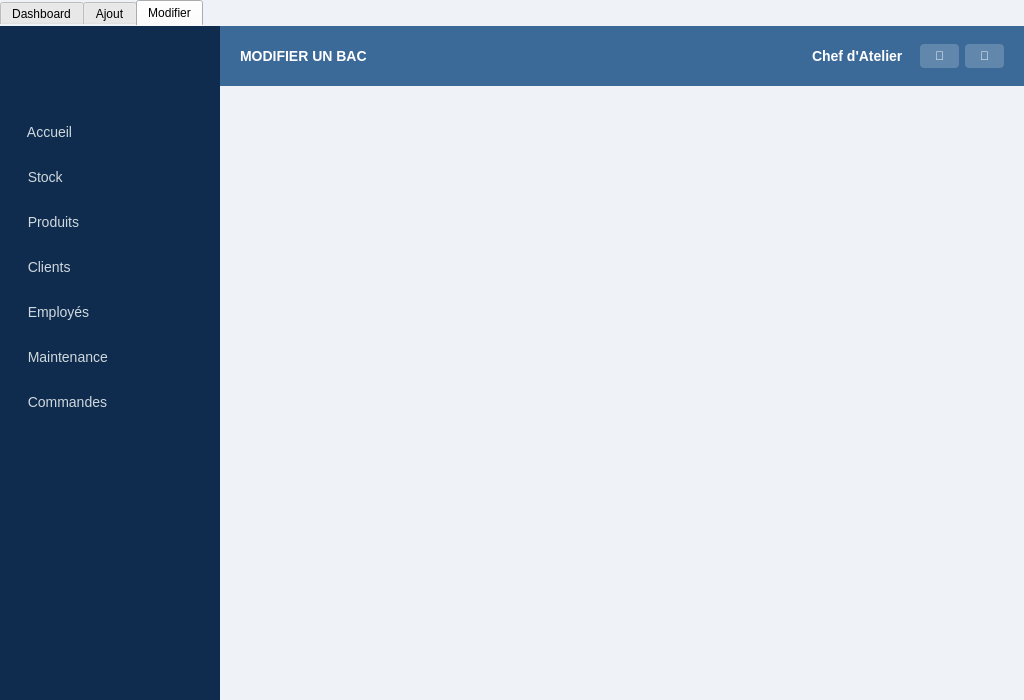
Old version of the form mainwindow.ui in the repository esprit-up-algo/projetcpp2526-s2-2a6-smart-waste-collection-2a6.
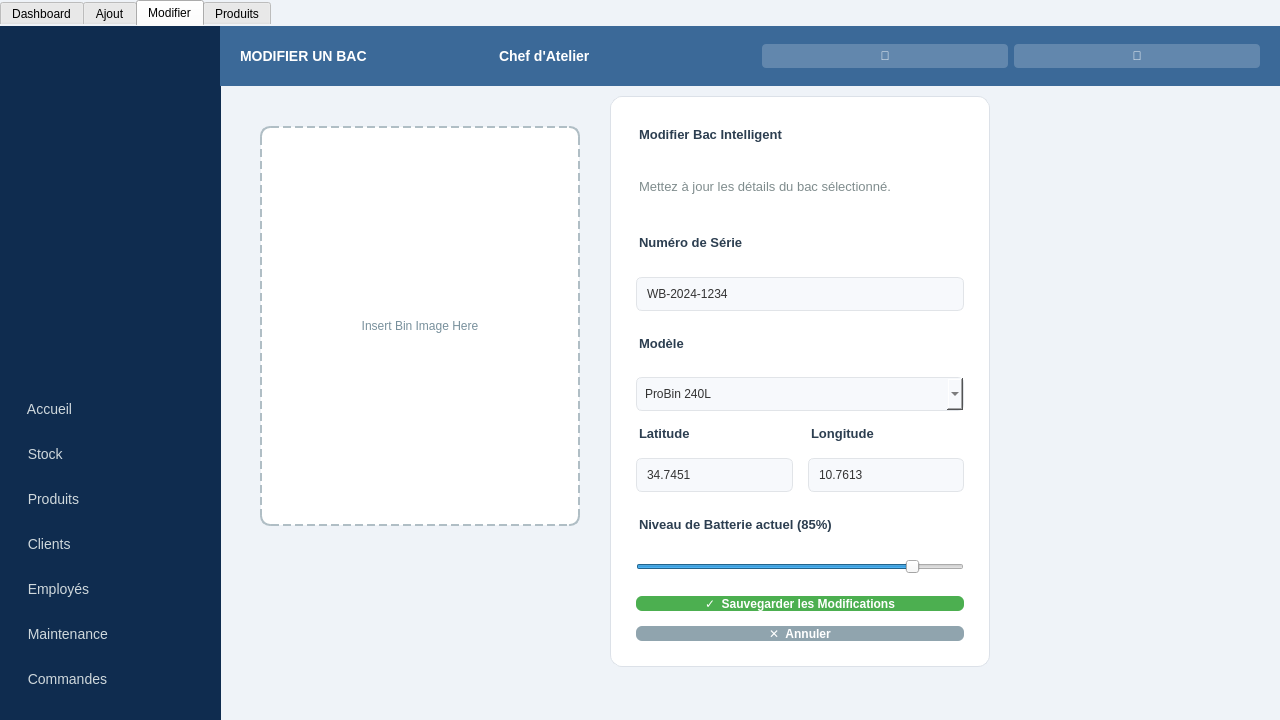
New version of the form. The open tabs and pages were chosen to show the change. Icons and pictures are not drawn.

Commit message: essaie n1 tableau

```diff
--- a/mainwindow.ui
+++ b/mainwindow.ui
@@ -6,8 +6,8 @@
    <rect>
     <x>0</x>
     <y>0</y>
-    <width>1024</width>
-    <height>700</height>
+    <width>1280</width>
+    <height>720</height>
    </rect>
   </property>
   <property name="windowTitle">
@@ -15,27 +15,21 @@
   </property>
   <property name="styleSheet">
    <string notr="true">
-    /* GLOBAL FONTS &amp; SETTINGS */
     * { font-family: 'Segoe UI', Arial, sans-serif; }
     
-    /* MAIN BACKGROUND */
     QMainWindow, QWidget#centralwidget, QTabWidget::pane {
-        background-color: #eff3f8; /* Light professional grey-blue */
+        background-color: #eff3f8;
         border: none;
     }
 
-    /* =========================
-       SIDEBAR STYLING 
-       (Applied to the container widgets in all 3 tabs)
-       ========================= */
-    QWidget#verticalLayoutWidget_1, QWidget#verticalLayoutWidget_2, QWidget#verticalLayoutWidget_3 {
-        background-color: #0f2c4f; /* Deep Navy Blue */
+    QWidget#verticalLayoutWidget_1, QWidget#verticalLayoutWidget_2, QWidget#verticalLayoutWidget_3, QWidget#verticalLayoutWidget_4 {
+        background-color: #0f2c4f;
     }
 
-    /* Sidebar Buttons */
     QWidget#verticalLayoutWidget_1 QPushButton, 
     QWidget#verticalLayoutWidget_2 QPushButton, 
-    QWidget#verticalLayoutWidget_3 QPushButton {
+    QWidget#verticalLayoutWidget_3 QPushButton,
+    QWidget#verticalLayoutWidget_4 QPushButton {
         color: #cfd8dc;
         text-align: left;
         padding-left: 20px;
@@ -45,41 +39,31 @@
         background-color: transparent;
     }
     
-    /* Sidebar Button Hover Effect */
     QWidget#verticalLayoutWidget_1 QPushButton:hover, 
     QWidget#verticalLayoutWidget_2 QPushButton:hover, 
-    QWidget#verticalLayoutWidget_3 QPushButton:hover {
-        background-color: #1d4e89; /* Slightly lighter blue */
+    QWidget#verticalLayoutWidget_3 QPushButton:hover,
+    QWidget#verticalLayoutWidget_4 QPushButton:hover {
+        background-color: #1d4e89;
         color: white;
         border-left: 4px solid #4caf50; /* Green accent line */
     }
     
-    /* Logo Label Styling */
-    QLabel#label_1, QLabel#label_2, QLabel#label_3 {
-        color: white;
-        font-weight: bold;
-        font-size: 18px;
-        padding: 20px 0 20px 20px;
+    QLabel#label_1, QLabel#label_2, QLabel#label_3, QLabel#label_4 {
+        color: white; font-weight: bold; font-size: 18px; padding: 20px 0 20px 20px;
     }
 
-    /* =========================
-       TOP BAR STYLING 
-       ========================= */
-    QWidget#horizontalLayoutWidget_1, QWidget#horizontalLayoutWidget_2, QWidget#horizontalLayoutWidget_3 {
-        background-color: #3b6998; /* Header Blue */
+    QWidget#horizontalLayoutWidget_1, QWidget#horizontalLayoutWidget_2, QWidget#horizontalLayoutWidget_3, QWidget#horizontalLayoutWidget_4 {
+        background-color: #3b6998;
     }
     
-    /* Top Bar Text */
-    QLabel#lb_1, QLabel#lb_2, QLabel#lb_3, QLabel#user_1, QLabel#user_2, QLabel#user_3 {
-        color: white;
-        font-weight: bold;
-        font-size: 14px;
+    QLabel#lb_1, QLabel#lb_2, QLabel#lb_3, QLabel#lb_4, QLabel#user_1, QLabel#user_2, QLabel#user_3, QLabel#user_4 {
+        color: white; font-weight: bold; font-size: 14px;
     }
 
-    /* Top Bar Buttons (Notification/Profile) */
     QWidget#horizontalLayoutWidget_1 QPushButton, 
     QWidget#horizontalLayoutWidget_2 QPushButton, 
-    QWidget#horizontalLayoutWidget_3 QPushButton {
+    QWidget#horizontalLayoutWidget_3 QPushButton,
+    QWidget#horizontalLayoutWidget_4 QPushButton {
         background-color: rgba(255, 255, 255, 0.2);
         color: white;
         border-radius: 4px;
@@ -87,79 +71,62 @@
         border: none;
     }
 
-    /* =========================
-       TAB 3: MODIFIER CARD STYLING
-       ========================= */
     QFrame#cardFrame {
-        background-color: white;
-        border-radius: 12px;
-        border: 1px solid #dce1e8;
+        background-color: white; border-radius: 12px; border: 1px solid #dce1e8;
     }
-
-    /* Labels inside card */
     QFrame#cardFrame QLabel {
-        color: #2c3e50;
-        font-size: 13px;
-        font-weight: 600;
-        padding-bottom: 2px;
+        color: #2c3e50; font-size: 13px; font-weight: 600; padding-bottom: 2px;
     }
-    
-    /* Main Title inside card */
     QLabel#lblCardTitle {
-        font-size: 20px;
-        font-weight: bold;
-        color: #1a1a1a;
-        margin-bottom: 10px;
+        font-size: 20px; font-weight: bold; color: #1a1a1a; margin-bottom: 10px;
     }
-    
-    /* Inputs */
     QLineEdit, QComboBox {
-        background-color: #f7f9fc;
-        border: 1px solid #e1e4e8;
-        border-radius: 6px;
-        padding: 8px;
+        background-color: #f7f9fc; border: 1px solid #e1e4e8; border-radius: 6px; padding: 8px; color: #333;
+    }
+    QLineEdit:focus { border: 1px solid #3b6998; background-color: white; }
+    
+    QPushButton#btnSave { background-color: #4caf50; color: white; font-weight: bold; border-radius: 6px; }
+    QPushButton#btnCancel { background-color: #90a4ae; color: white; font-weight: bold; border-radius: 6px; }
+
+    QTableWidget {
+        background-color: white;
+        border: 1px solid #dce1e8;
+        border-radius: 8px;
+        gridline-color: #f0f0f0;
+        selection-background-color: #e3f2fd;
+        selection-color: #333;
+    }
+    QHeaderView::section {
+        background-color: white;
         color: #333;
-        font-size: 13px;
+        font-weight: bold;
+        border: none;
+        border-bottom: 2px solid #3b6998;
+        padding: 8px;
     }
-    QLineEdit:focus {
-        border: 1px solid #3b6998;
-        background-color: white;
+
+    QFrame#rightSidebar {
+        background-color: white; border-radius: 8px; border: 1px solid #dce1e8;
     }
-    
-    /* Action Buttons */
-    QPushButton#btnSave {
-        background-color: #4caf50; /* Green */
-        color: white;
-        font-weight: bold;
-        border-radius: 6px;
-        font-size: 14px;
+    QLabel.sectionTitle {
+        font-weight: bold; color: #0f2c4f; font-size: 13px; margin-bottom: 5px;
     }
     QPushButton#btnSave:hover { background-color: #43a047; }
     
-    QPushButton#btnCancel {
-        background-color: #90a4ae; /* Grey */
-        color: white;
-        font-weight: bold;
-        border-radius: 6px;
-        font-size: 14px;
+    QPushButton.actionBtn {
+        background-color: #f5f5f5; border: 1px solid #ddd; border-radius: 5px; padding: 10px; text-align: center; color: #333;
     }
     QPushButton#btnCancel:hover { background-color: #78909c; }
 
+    QLineEdit#searchInput { background-color: white; border: 1px solid #ccc; }
+    QPushButton#btnAddProduct { background-color: #3b6998; color: white; font-weight: bold; border-radius: 4px; padding: 5px 15px; }
    </string>
   </property>
   <widget class="QWidget" name="centralwidget">
    <widget class="QTabWidget" name="tabWidget">
-    <property name="geometry">
-     <rect>
-      <x>0</x>
-      <y>0</y>
-      <width>1024</width>
-      <height>700</height>
-     </rect>
-    </property>
-    <property name="currentIndex">
-     <number>2</number>
-    </property>
+    <property name="geometry"><rect><x>0</x><y>0</y><width>1280</width><height>720</height></rect></property>
+    <property name="currentIndex"><number>3</number></property>
+
     <widget class="QWidget" name="dashboard">
      <attribute name="title">
       <string>Dashboard</string>
@@ -555,193 +522,162 @@
       <string>Modifier</string>
      </attribute>
      <widget class="QWidget" name="verticalLayoutWidget_3">
-      <property name="geometry">
-       <rect>
-        <x>0</x>
-        <y>0</y>
-        <width>220</width>
-        <height>700</height>
-       </rect>
-      </property>
+      <property name="geometry"><rect><x>0</x><y>0</y><width>221</width><height>700</height></rect></property>
       <layout class="QVBoxLayout" name="verticalLayout_3">
-       <property name="spacing">
-        <number>5</number>
-       </property>
-       <property name="leftMargin">
-        <number>0</number>
-       </property>
-       <property name="topMargin">
-        <number>0</number>
-       </property>
-       <property name="rightMargin">
-        <number>0</number>
-       </property>
-       <property name="bottomMargin">
-        <number>20</number>
-       </property>
-       <item>
-        <widget class="QLabel" name="label_3">
-         <property name="text">
-          <string/>
-         </property>
-         <property name="pixmap">
-          <pixmap resource="logo.qrc">:/logo1.png</pixmap>
-         </property>
-        </widget>
-       </item>
-       <item>
-        <spacer name="vs3">
-         <property name="orientation">
-          <enum>Qt::Orientation::Vertical</enum>
-         </property>
-         <property name="sizeType">
-          <enum>QSizePolicy::Policy::Fixed</enum>
-         </property>
-         <property name="sizeHint" stdset="0">
-          <size>
-           <width>20</width>
-           <height>20</height>
-          </size>
-         </property>
-        </spacer>
-       </item>
-       <item>
-        <widget class="QPushButton" name="btnhome_3">
-         <property name="text">
-          <string>  Accueil</string>
-         </property>
-        </widget>
-       </item>
-       <item>
-        <widget class="QPushButton" name="btnstock_3">
-         <property name="text">
-          <string>  Stock</string>
-         </property>
-        </widget>
-       </item>
-       <item>
-        <widget class="QPushButton" name="btnproduit_3">
-         <property name="text">
-          <string>  Produits</string>
-         </property>
-        </widget>
-       </item>
-       <item>
-        <widget class="QPushButton" name="btnclient_3">
-         <property name="text">
-          <string>  Clients</string>
-         </property>
-        </widget>
-       </item>
-       <item>
-        <widget class="QPushButton" name="btnemploye_3">
-         <property name="text">
-          <string>  Employés</string>
-         </property>
-        </widget>
-       </item>
-       <item>
-        <widget class="QPushButton" name="btnmaintenance_3">
-         <property name="text">
-          <string>  Maintenance</string>
-         </property>
-        </widget>
-       </item>
-       <item>
-        <widget class="QPushButton" name="btncmd_3">
-         <property name="text">
-          <string>  Commandes</string>
-         </property>
-        </widget>
-       </item>
-       <item>
-        <spacer name="vs3_2">
-         <property name="orientation">
-          <enum>Qt::Orientation::Vertical</enum>
-         </property>
-         <property name="sizeHint" stdset="0">
-          <size>
-           <width>0</width>
-           <height>0</height>
-          </size>
-         </property>
-        </spacer>
-       </item>
+       <property name="spacing"><number>5</number></property>
+       <property name="bottomMargin"><number>20</number></property>
+       <item><widget class="QLabel" name="label_3"><property name="pixmap"><pixmap resource="logo.qrc">:/logo1.png</pixmap></property><property name="text"><string/></property></widget></item>
+       <item><spacer><property name="orientation"><enum>Qt::Vertical</enum></property><property name="sizeType"><enum>QSizePolicy::Fixed</enum></property><property name="sizeHint" stdset="0"><size><width>20</width><height>20</height></size></property></spacer></item>
+       <item><widget class="QPushButton" name="btnhome_3"><property name="text"><string>  Accueil</string></property></widget></item>
+       <item><widget class="QPushButton" name="btnstock_3"><property name="text"><string>  Stock</string></property></widget></item>
+       <item><widget class="QPushButton" name="btnproduit_3"><property name="text"><string>  Produits</string></property></widget></item>
+       <item><widget class="QPushButton" name="btnclient_3"><property name="text"><string>  Clients</string></property></widget></item>
+       <item><widget class="QPushButton" name="btnemploye_3"><property name="text"><string>  Employés</string></property></widget></item>
+       <item><widget class="QPushButton" name="btnmaintenance_3"><property name="text"><string>  Maintenance</string></property></widget></item>
+       <item><widget class="QPushButton" name="btncmd_3"><property name="text"><string>  Commandes</string></property></widget></item>
+       <item><spacer><property name="orientation"><enum>Qt::Vertical</enum></property></spacer></item>
       </layout>
      </widget>
      <widget class="QWidget" name="horizontalLayoutWidget_3">
-      <property name="geometry">
-       <rect>
-        <x>220</x>
-        <y>0</y>
-        <width>804</width>
-        <height>60</height>
-       </rect>
-      </property>
+      <property name="geometry"><rect><x>220</x><y>0</y><width>1060</width><height>60</height></rect></property>
       <layout class="QHBoxLayout" name="horizontalLayout_3">
-       <property name="leftMargin">
-        <number>20</number>
-       </property>
-       <property name="rightMargin">
-        <number>20</number>
-       </property>
+       <property name="leftMargin"><number>20</number></property>
+       <property name="rightMargin"><number>20</number></property>
+       <item><widget class="QLabel" name="lb_3"><property name="text"><string>MODIFIER UN BAC</string></property></widget></item>
+       <item><spacer><property name="orientation"><enum>Qt::Horizontal</enum></property></spacer></item>
+       <item><widget class="QLabel" name="user_3"><property name="text"><string>Chef d'Atelier</string></property></widget></item>
+       <item><spacer><property name="orientation"><enum>Qt::Horizontal</enum></property><property name="sizeType"><enum>QSizePolicy::Fixed</enum></property><property name="sizeHint" stdset="0"><size><width>10</width><height>20</height></size></property></spacer></item>
+       <item><widget class="QPushButton" name="btnnotif_3"><property name="text"><string>🔔</string></property></widget></item>
+       <item><widget class="QPushButton" name="btnprofil_3"><property name="text"><string>👤</string></property></widget></item>
+      </layout>
+     </widget>
+     <widget class="QLabel" name="imgBin">
+      <property name="geometry"><rect><x>260</x><y>100</y><width>320</width><height>400</height></rect></property>
+      <property name="styleSheet"><string>border: 2px dashed #b0bec5; color: #78909c; background-color: white; border-radius: 10px;</string></property>
+      <property name="text"><string>Insert Bin Image Here</string></property>
+      <property name="alignment"><set>Qt::AlignCenter</set></property>
+     </widget>
+     <widget class="QFrame" name="cardFrame">
+      <property name="geometry"><rect><x>610</x><y>70</y><width>380</width><height>571</height></rect></property>
+      <property name="frameShape"><enum>QFrame::StyledPanel</enum></property>
+      <layout class="QVBoxLayout" name="cardLayout">
+       <property name="spacing"><number>15</number></property>
+       <property name="leftMargin"><number>25</number></property>
+       <property name="topMargin"><number>25</number></property>
+       <property name="rightMargin"><number>25</number></property>
+       <property name="bottomMargin"><number>25</number></property>
+       <item><widget class="QLabel" name="lblCardTitle"><property name="text"><string>Modifier Bac Intelligent</string></property></widget></item>
+       <item><widget class="QLabel" name="lblSubtitle"><property name="styleSheet"><string>color: #7f8c8d; font-weight: normal; margin-bottom: 10px;</string></property><property name="text"><string>Mettez à jour les détails du bac sélectionné.</string></property></widget></item>
+       <item><widget class="QLabel" name="lblSerial"><property name="text"><string>Numéro de Série</string></property></widget></item>
+       <item><widget class="QLineEdit" name="ln_serial"><property name="text"><string>WB-2024-1234</string></property><property name="readOnly"><bool>true</bool></property></widget></item>
+       <item><widget class="QLabel" name="lblModel"><property name="text"><string>Modèle</string></property></widget></item>
+       <item><widget class="QComboBox" name="cb_model"><item><property name="text"><string>ProBin 240L</string></property></item><item><property name="text"><string>EcoBin 100L</string></property></item></widget></item>
+       <item><layout class="QHBoxLayout" name="geoLayout">
+         <item><layout class="QVBoxLayout" name="latLayout">
+           <item><widget class="QLabel" name="lblLat"><property name="text"><string>Latitude</string></property></widget></item>
+           <item><widget class="QLineEdit" name="ln_lat"><property name="text"><string>34.7451</string></property></widget></item>
+          </layout></item>
+         <item><layout class="QVBoxLayout" name="longLayout">
+           <item><widget class="QLabel" name="lblLong"><property name="text"><string>Longitude</string></property></widget></item>
+           <item><widget class="QLineEdit" name="ln_long"><property name="text"><string>10.7613</string></property></widget></item>
+          </layout></item>
+        </layout></item>
+       <item><widget class="QLabel" name="lblBat"><property name="text"><string>Niveau de Batterie actuel (85%)</string></property></widget></item>
+       <item><widget class="QSlider" name="sliderBat"><property name="value"><number>85</number></property><property name="orientation"><enum>Qt::Horizontal</enum></property></widget></item>
+       <item><spacer name="cardSpacer"><property name="orientation"><enum>Qt::Vertical</enum></property></spacer></item>
+       <item><widget class="QPushButton" name="btnSave"><property name="text"><string>✓  Sauvegarder les Modifications</string></property></widget></item>
+       <item><widget class="QPushButton" name="btnCancel"><property name="text"><string>✕  Annuler</string></property></widget></item>
+      </layout>
+     </widget>
+    </widget>
+
+    <widget class="QWidget" name="produits">
+     <attribute name="title"><string>Produits</string></attribute>
+     <widget class="QWidget" name="verticalLayoutWidget_4">
+      <property name="geometry"><rect><x>0</x><y>0</y><width>221</width><height>700</height></rect></property>
+      <layout class="QVBoxLayout" name="verticalLayout_4">
+       <property name="spacing"><number>5</number></property>
+       <property name="bottomMargin"><number>20</number></property>
+       <item><widget class="QLabel" name="label_4"><property name="pixmap"><pixmap resource="logo.qrc">:/logo1.png</pixmap></property><property name="text"><string/></property></widget></item>
+       <item><spacer><property name="orientation"><enum>Qt::Vertical</enum></property><property name="sizeType"><enum>QSizePolicy::Fixed</enum></property><property name="sizeHint" stdset="0"><size><width>20</width><height>20</height></size></property></spacer></item>
+       <item><widget class="QPushButton" name="btnhome_4"><property name="text"><string>  Accueil</string></property></widget></item>
+       <item><widget class="QPushButton" name="btnstock_4"><property name="text"><string>  Stock</string></property></widget></item>
+       <item><widget class="QPushButton" name="btnproduit_4"><property name="text"><string>  Produits</string></property></widget></item>
+       <item><widget class="QPushButton" name="btnclient_4"><property name="text"><string>  Clients</string></property></widget></item>
+       <item><widget class="QPushButton" name="btnemploye_4"><property name="text"><string>  Employés</string></property></widget></item>
+       <item><widget class="QPushButton" name="btnmaintenance_4"><property name="text"><string>  Maintenance</string></property></widget></item>
+       <item><widget class="QPushButton" name="btncmd_4"><property name="text"><string>  Commandes</string></property></widget></item>
+       <item><spacer><property name="orientation"><enum>Qt::Vertical</enum></property></spacer></item>
+      </layout>
+     </widget>
+     <widget class="QWidget" name="horizontalLayoutWidget_4">
+      <property name="geometry"><rect><x>220</x><y>0</y><width>1060</width><height>60</height></rect></property>
+      <layout class="QHBoxLayout" name="horizontalLayout_4">
+       <property name="leftMargin"><number>20</number></property>
+       <property name="rightMargin"><number>20</number></property>
+       <item><widget class="QLabel" name="lb_4"><property name="text"><string>GESTION DES PRODUITS</string></property></widget></item>
+       <item><spacer><property name="orientation"><enum>Qt::Horizontal</enum></property></spacer></item>
+       <item><widget class="QLabel" name="user_4"><property name="text"><string>Chef d'Atelier</string></property></widget></item>
+       <item><spacer><property name="orientation"><enum>Qt::Horizontal</enum></property><property name="sizeType"><enum>QSizePolicy::Fixed</enum></property><property name="sizeHint" stdset="0"><size><width>10</width><height>20</height></size></property></spacer></item>
+       <item><widget class="QPushButton" name="btnnotif_4"><property name="text"><string>🔔</string></property></widget></item>
+       <item><widget class="QPushButton" name="btnprofil_4"><property name="text"><string>👤</string></property></widget></item>
+      </layout>
+     </widget>
+     
+     <widget class="QWidget" name="contentWidget">
+      <property name="geometry"><rect><x>240</x><y>80</y><width>1020</width><height>600</height></rect></property>
+      <layout class="QHBoxLayout" name="contentLayout">
+       <property name="spacing"><number>20</number></property>
+       
        <item>
-        <widget class="QLabel" name="lb_3">
-         <property name="text">
-          <string>MODIFIER UN BAC</string>
-         </property>
-        </widget>
+        <layout class="QVBoxLayout" name="tableLayout">
+         <item>
+          <layout class="QHBoxLayout" name="searchRow">
+           <item><spacer><property name="orientation"><enum>Qt::Horizontal</enum></property></spacer></item>
+           <item><widget class="QLineEdit" name="searchInput"><property name="placeholderText"><string>Rechercher un produit...</string></property><property name="minimumWidth"><number>250</number></property></widget></item>
+           <item><widget class="QPushButton" name="btnAddProduct"><property name="text"><string>+ Ajouter un Produit</string></property></widget></item>
+          </layout>
+         </item>
+         <item>
+          <widget class="QTableWidget" name="tableProduits">
+           <property name="columnCount"><number>7</number></property>
+           <attribute name="verticalHeaderVisible"><bool>false</bool></attribute>
+           <column><property name="text"><string>ID</string></property></column>
+           <column><property name="text"><string>Modèle</string></property></column>
+           <column><property name="text"><string>Type</string></property></column>
+           <column><property name="text"><string>Capacité</string></property></column>
+           <column><property name="text"><string>Stock</string></property></column>
+           <column><property name="text"><string>État</string></property></column>
+           <column><property name="text"><string>Actions</string></property></column>
+          </widget>
+         </item>
+        </layout>
        </item>
        <item>
-        <spacer name="hs3">
-         <property name="orientation">
-          <enum>Qt::Orientation::Horizontal</enum>
-         </property>
-         <property name="sizeHint" stdset="0">
-          <size>
-           <width>0</width>
-           <height>0</height>
-          </size>
-         </property>
-        </spacer>
-       </item>
-       <item>
-        <widget class="QLabel" name="user_3">
-         <property name="text">
-          <string>Chef d'Atelier</string>
-         </property>
+        <widget class="QFrame" name="rightSidebar">
+         <property name="minimumWidth"><number>250</number></property>
+         <property name="maximumWidth"><number>250</number></property>
+         <property name="frameShape"><enum>QFrame::StyledPanel</enum></property>
+         <layout class="QVBoxLayout" name="rightLayout">
+           <item><widget class="QLabel" name="lblFunc"><property name="class"><string>sectionTitle</string></property><property name="text"><string>FONCTIONS RAPIDES</string></property></widget></item>
+           <item><widget class="QFrame" name="statsFrame">
+             <property name="styleSheet"><string>background: #f9f9f9; border: 1px dashed #ccc; border-radius: 4px;</string></property>
+             <property name="minimumHeight"><number>150</number></property>
+             <layout class="QVBoxLayout"><item><widget class="QLabel"><property name="text"><string>[ Graphique ]</string></property><property name="alignment"><set>Qt::AlignCenter</set></property></widget></item></layout>
+           </widget></item>
+           <item><spacer><property name="orientation"><enum>Qt::Vertical</enum></property><property name="sizeHint" stdset="0"><size><width>20</width><height>20</height></size></property></spacer></item>
+           <item><widget class="QLabel" name="lblExport"><property name="class"><string>sectionTitle</string></property><property name="text"><string>EXPORTER</string></property></widget></item>
+           <item>
+             <layout class="QHBoxLayout">
+               <item><widget class="QPushButton" name="btnPdf"><property name="class"><string>actionBtn</string></property><property name="text"><string>PDF</string></property></widget></item>
+               <item><widget class="QPushButton" name="btnCsv"><property name="class"><string>actionBtn</string></property><property name="text"><string>CSV</string></property></widget></item>
+             </layout>
+           </item>
+           <item><widget class="QPushButton" name="btnReport"><property name="class"><string>actionBtn</string></property><property name="text"><string>Générer Rapport</string></property></widget></item>
+           <item><spacer><property name="orientation"><enum>Qt::Vertical</enum></property></spacer></item>
+         </layout>
         </widget>
        </item>
-       <item>
-        <spacer name="hs3_b">
-         <property name="orientation">
-          <enum>Qt::Orientation::Horizontal</enum>
-         </property>
-         <property name="sizeType">
-          <enum>QSizePolicy::Policy::Fixed</enum>
-         </property>
-         <property name="sizeHint" stdset="0">
-          <size>
-           <width>10</width>
-           <height>20</height>
-          </size>
-         </property>
-        </spacer>
-       </item>
-       <item>
-        <widget class="QPushButton" name="btnnotif_3">
-         <property name="text">
-          <string>🔔</string>
-         </property>
-        </widget>
-       </item>
-       <item>
-        <widget class="QPushButton" name="btnprofil_3">
-         <property name="text">
-          <string>👤</string>
-         </property>
-        </widget>
-       </item>
       </layout>
      </widget>
     </widget>
```
Left out of the diff: 429 changed lines with no effect on the pictures.
